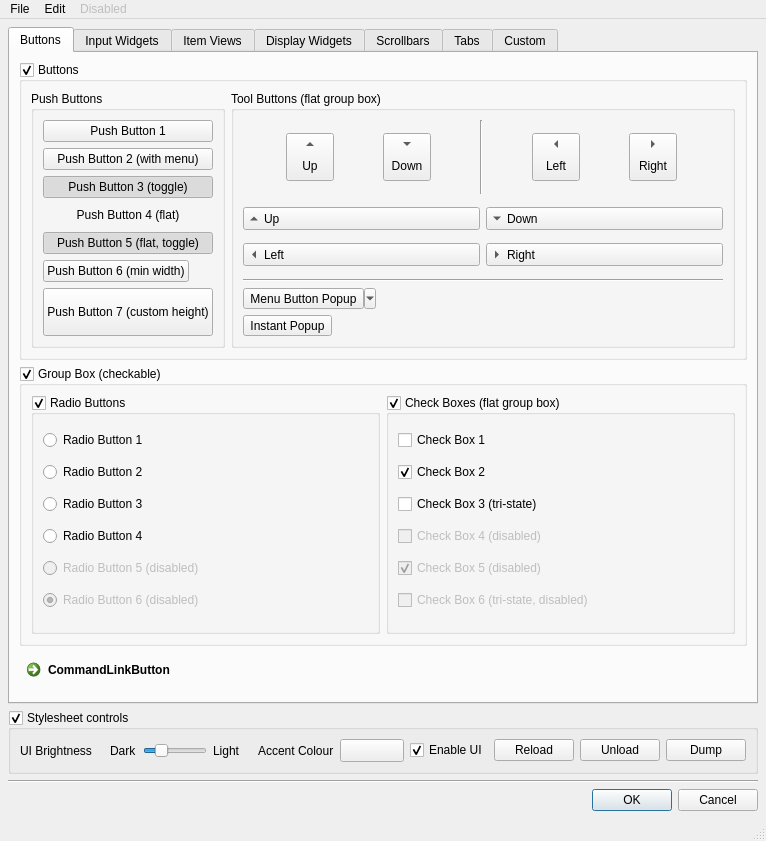
First picture: the form in style_ui.ui, repository mjbonnington/uistyle, before the edit.
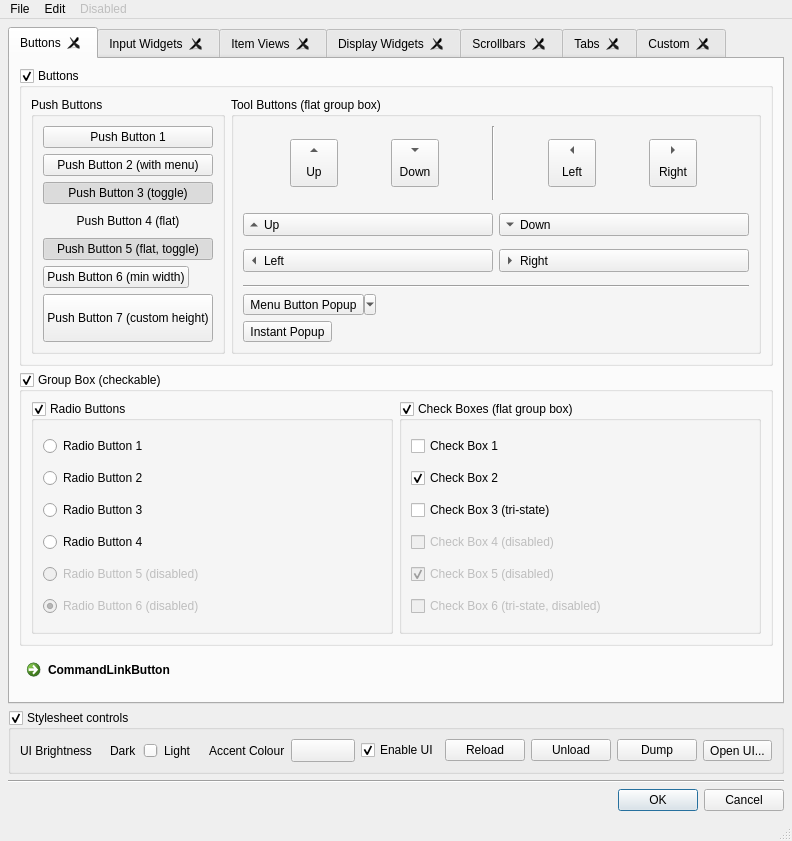
Second picture: the form after the edit.

Commit message: Added ability to open and UI file in a new tab

```diff
--- a/style_ui.ui
+++ b/style_ui.ui
@@ -51,7 +51,7 @@
        <bool>false</bool>
       </property>
       <property name="tabsClosable">
-       <bool>false</bool>
+       <bool>true</bool>
       </property>
       <property name="movable">
        <bool>true</bool>
@@ -2641,6 +2641,13 @@
          </property>
         </widget>
        </item>
+       <item>
+        <widget class="QToolButton" name="openUI_toolButton">
+         <property name="text">
+          <string>Open UI...</string>
+         </property>
+        </widget>
+       </item>
       </layout>
      </widget>
     </item>
```
Left out of the diff: 81 changed lines with no effect on the pictures. The commit also changes 2 other files.
